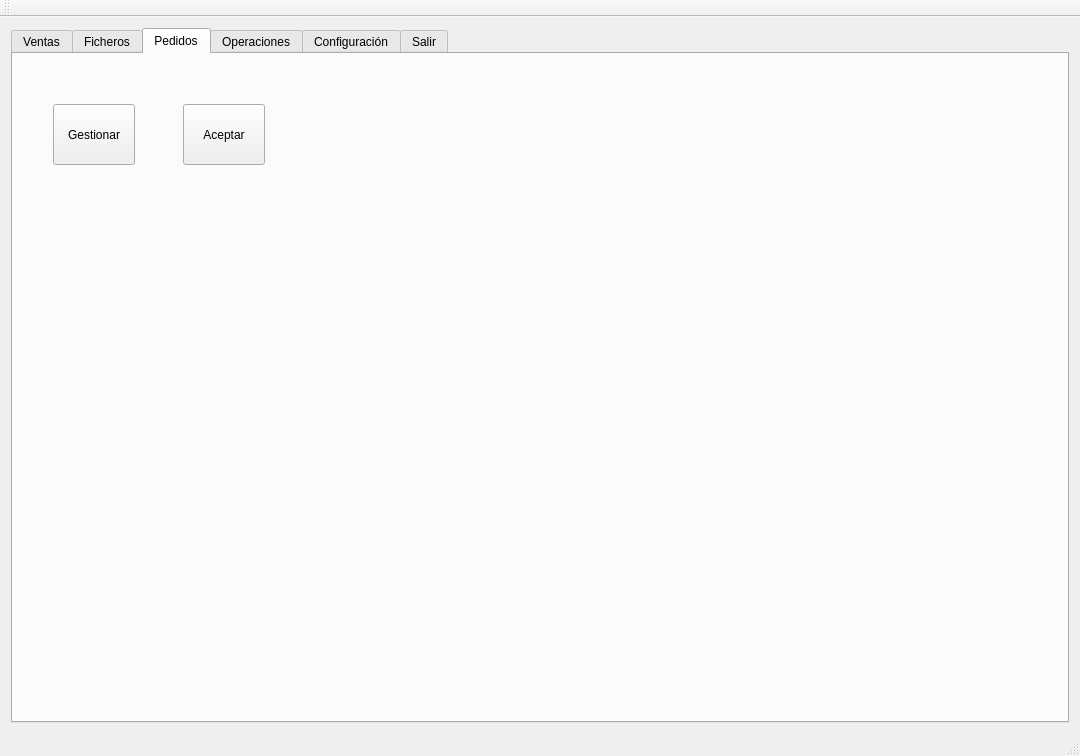
Before: the Qt Designer form tienda.ui in Ladis72/tienda, drawn with Qt 5.
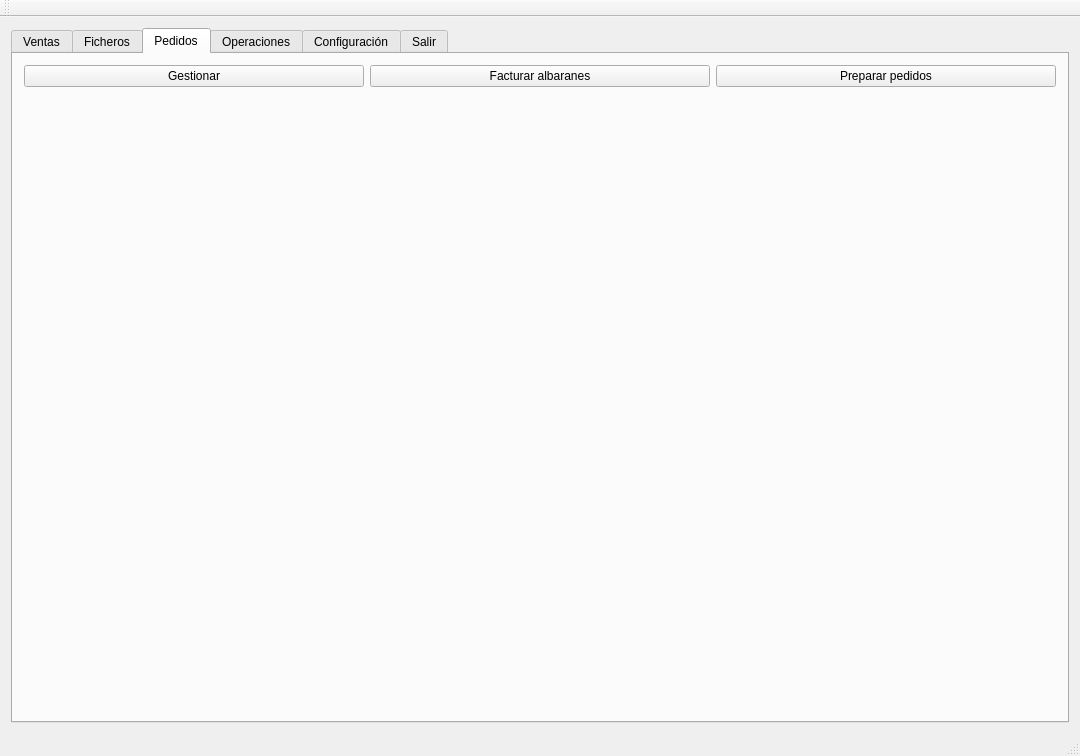
After: the same form once the commit is applied. The open tabs and pages were chosen to show the change.

```diff
--- a/tienda.ui
+++ b/tienda.ui
@@ -157,32 +157,42 @@
          <attribute name="title">
           <string>Pedidos</string>
          </attribute>
+         <layout class="QGridLayout" name="gridLayout_5">
+          <item row="0" column="0">
          <widget class="QPushButton" name="pushButtonGestionar">
-          <property name="geometry">
-           <rect>
-            <x>40</x>
-            <y>50</y>
-            <width>82</width>
-            <height>61</height>
-           </rect>
-          </property>
           <property name="text">
            <string>Gestionar</string>
           </property>
          </widget>
-         <widget class="QPushButton" name="pushButtonAceptar">
-          <property name="geometry">
-           <rect>
-            <x>170</x>
-            <y>50</y>
-            <width>82</width>
-            <height>61</height>
-           </rect>
-          </property>
+          </item>
+          <item row="0" column="1">
+           <widget class="QPushButton" name="pushButtonFacturar">
+            <property name="text">
+             <string>Facturar albaranes</string>
+            </property>
+           </widget>
+          </item>
+          <item row="1" column="0">
+           <spacer name="verticalSpacer_4">
+            <property name="orientation">
+             <enum>Qt::Vertical</enum>
+            </property>
+            <property name="sizeHint" stdset="0">
+             <size>
+              <width>20</width>
+              <height>40</height>
+             </size>
+            </property>
+           </spacer>
+          </item>
+          <item row="0" column="2">
+           <widget class="QPushButton" name="pushButtonPreparar">
           <property name="text">
-           <string>Aceptar</string>
-          </property>
-         </widget>
+             <string>Preparar pedidos</string>
+            </property>
+           </widget>
+          </item>
+         </layout>
         </widget>
         <widget class="QWidget" name="tabOperaciones">
          <attribute name="title">
```
Lines whose indentation alone changed are shown as unchanged.
